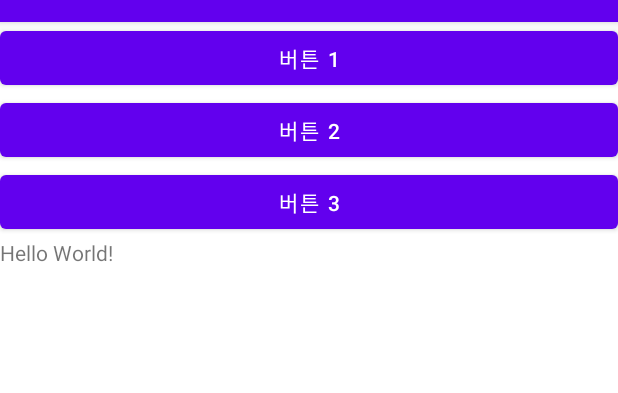
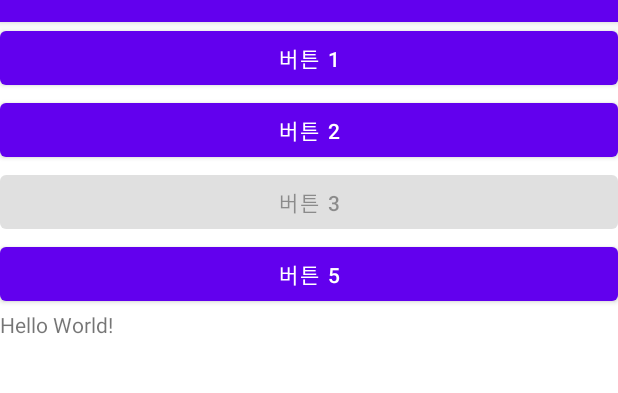
Before and after one commit to dinmoy/ViewProperies, an Android app: the screen it shows after launch (MainActivity), on a phone screen of 412 x 824 dp, the part 62-455 px from its top. Run offline under Robolectric (Android 15) with nearby library versions, the phone set to English and light mode, and no system bars.

```diff
--- a/app/src/main/res/layout/activity_main.xml
+++ b/app/src/main/res/layout/activity_main.xml
@@ -18,12 +18,19 @@
     <Button
         android:layout_width="match_parent"
         android:layout_height="wrap_content"
+        android:enabled="false"
         android:text="@string/btn_3"/>
     <Button
         android:layout_width="match_parent"
         android:layout_height="wrap_content"
         android:visibility="gone"
         android:text="@string/btn_4"/>
+    <Button
+        android:layout_width="match_parent"
+        android:layout_height="wrap_content"
+
+        android:clickable="false"
+        android:text="@string/btn_5"/>
 
 
     <TextView
```
